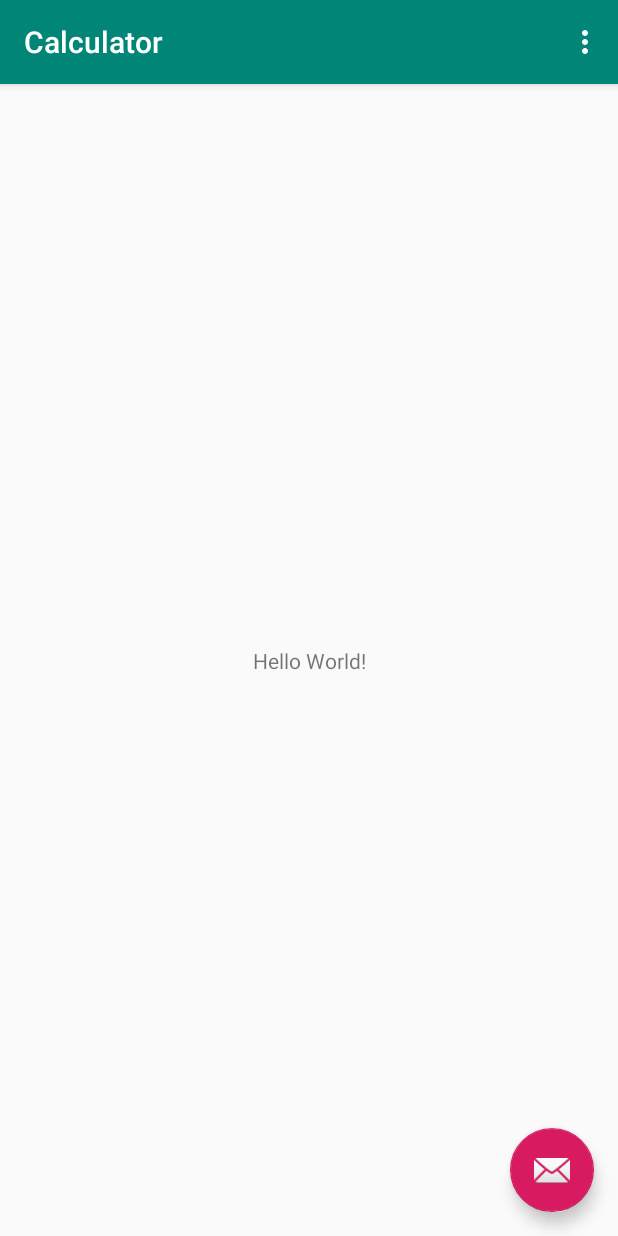
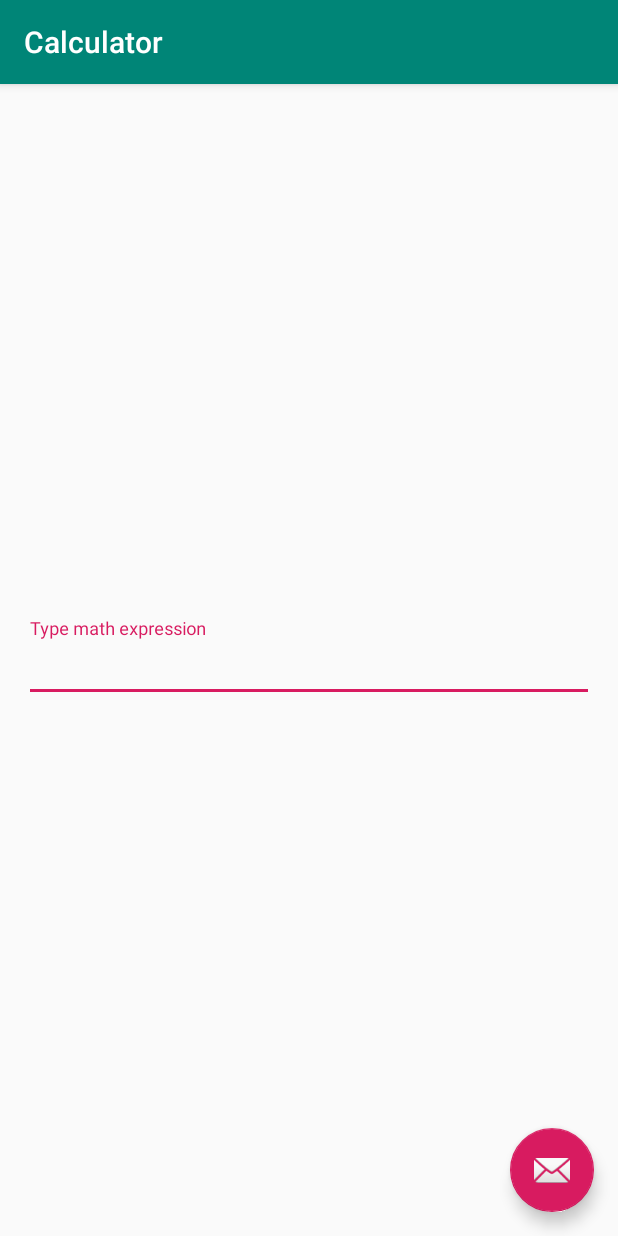
Before and after one commit to XIII-th/calculator, an Android app: the screen it shows after launch (CalculatorActivity), on a phone screen of 412 x 824 dp. Run offline under Robolectric (Android 15) with nearby library versions, the phone set to English and light mode, and no system bars; our stand-ins replace data binding.

Commit message:
Initial application structure #10

```diff
--- a/app/src/main/java/com/xiiilab/calculator/CalculatorActivity.java
+++ b/app/src/main/java/com/xiiilab/calculator/CalculatorActivity.java
@@ -1,13 +1,8 @@
 package com.xiiilab.calculator;
 
 import android.os.Bundle;
-import com.google.android.material.floatingactionbutton.FloatingActionButton;
-import com.google.android.material.snackbar.Snackbar;
-import androidx.appcompat.app.AppCompatActivity;
-import androidx.appcompat.widget.Toolbar;
-import android.view.View;
-import android.view.Menu;
-import android.view.MenuItem;
+import android.support.v7.app.AppCompatActivity;
+import android.support.v7.widget.Toolbar;
 
 public class CalculatorActivity extends AppCompatActivity {
 
@@ -17,36 +12,5 @@ public class CalculatorActivity extends AppCompatActivity {
         setContentView(R.layout.activity_calculator);
         Toolbar toolbar = findViewById(R.id.toolbar);
         setSupportActionBar(toolbar);
-
-        FloatingActionButton fab = findViewById(R.id.fab);
-        fab.setOnClickListener(new View.OnClickListener() {
-            @Override
-            public void onClick(View view) {
-                Snackbar.make(view, "Replace with your own action", Snackbar.LENGTH_LONG)
-                        .setAction("Action", null).show();
-            }
-        });
-    }
-
-    @Override
-    public boolean onCreateOptionsMenu(Menu menu) {
-        // Inflate the menu; this adds items to the action bar if it is present.
-        getMenuInflater().inflate(R.menu.menu_calculator, menu);
-        return true;
-    }
-
-    @Override
-    public boolean onOptionsItemSelected(MenuItem item) {
-        // Handle action bar item clicks here. The action bar will
-        // automatically handle clicks on the Home/Up button, so long
-        // as you specify a parent activity in AndroidManifest.xml.
-        int id = item.getItemId();
-
-        //noinspection SimplifiableIfStatement
-        if (id == R.id.action_settings) {
-            return true;
-        }
-
-        return super.onOptionsItemSelected(item);
     }
 }
--- a/app/src/main/java/com/xiiilab/calculator/core/InputPreprocessor.java
+++ b/app/src/main/java/com/xiiilab/calculator/core/InputPreprocessor.java
@@ -1,6 +1,7 @@
 package com.xiiilab.calculator.core;
 
-import androidx.annotation.NonNull;
+
+import android.support.annotation.NonNull;
 
 import java.util.HashSet;
 import java.util.Set;
@@ -24,8 +25,7 @@ public class InputPreprocessor {
 
     private final String mTokenSplitRegex;
 
-    public InputPreprocessor(TokenProcessor tokenProcessor) {
-        Set<Character> operatorSet = tokenProcessor.getSupportedOperators();
+    public InputPreprocessor(Set<Character> operatorSet) {
         // build complete operators string
         StringBuilder builder = new StringBuilder(operatorSet.size());
         for (Character character : operatorSet) {
--- a/app/src/main/res/layout/activity_calculator.xml
+++ b/app/src/main/res/layout/activity_calculator.xml
@@ -1,34 +1,46 @@
 <?xml version="1.0" encoding="utf-8"?>
-<androidx.coordinatorlayout.widget.CoordinatorLayout
-        xmlns:android="http://schemas.android.com/apk/res/android"
+<layout xmlns:android="http://schemas.android.com/apk/res/android"
         xmlns:app="http://schemas.android.com/apk/res-auto"
         xmlns:tools="http://schemas.android.com/tools"
+        xmlns:bind="http://schemas.android.com/apk/res-auto">
+
+    <data>
+        <variable
+                name="vm"
+                type="com.xiiilab.calculator.CalculatorViewModel"/>
+    </data>
+
+    <android.support.design.widget.CoordinatorLayout
             android:layout_width="match_parent"
             android:layout_height="match_parent"
             tools:context=".CalculatorActivity">
 
-    <com.google.android.material.appbar.AppBarLayout
+        <android.support.design.widget.AppBarLayout
                 android:layout_height="wrap_content"
                 android:layout_width="match_parent"
                 android:theme="@style/AppTheme.AppBarOverlay">
 
-        <androidx.appcompat.widget.Toolbar
+            <android.support.v7.widget.Toolbar
                     android:id="@+id/toolbar"
                     android:layout_width="match_parent"
                     android:layout_height="?attr/actionBarSize"
                     android:background="?attr/colorPrimary"
                     app:popupTheme="@style/AppTheme.PopupOverlay"/>
 
-    </com.google.android.material.appbar.AppBarLayout>
+        </android.support.design.widget.AppBarLayout>
 
-    <include layout="@layout/content_calculator"/>
+        <include
+                layout="@layout/content_calculator"
+                bind:vm="@{vm}"/>
 
-    <com.google.android.material.floatingactionbutton.FloatingActionButton
+        <android.support.design.widget.FloatingActionButton
                 android:id="@+id/fab"
                 android:layout_width="wrap_content"
                 android:layout_height="wrap_content"
                 android:layout_gravity="bottom|end"
                 android:layout_margin="@dimen/fab_margin"
-            app:srcCompat="@android:drawable/ic_dialog_email"/>
+                app:srcCompat="@android:drawable/ic_dialog_email"
+                android:onClickListener="@{() -> vm.calculate()}"/>
 
-</androidx.coordinatorlayout.widget.CoordinatorLayout>
+    </android.support.design.widget.CoordinatorLayout>
+</layout>
--- a/app/src/main/res/layout/content_calculator.xml
+++ b/app/src/main/res/layout/content_calculator.xml
@@ -1,21 +1,37 @@
 <?xml version="1.0" encoding="utf-8"?>
-<androidx.constraintlayout.widget.ConstraintLayout
-        xmlns:android="http://schemas.android.com/apk/res/android"
+<layout xmlns:android="http://schemas.android.com/apk/res/android"
         xmlns:tools="http://schemas.android.com/tools"
-        xmlns:app="http://schemas.android.com/apk/res-auto"
+        xmlns:app="http://schemas.android.com/apk/res-auto">
+
+    <data>
+        <variable
+                name="vm"
+                type="com.xiiilab.calculator.CalculatorViewModel"/>
+    </data>
+
+    <android.support.constraint.ConstraintLayout
             android:layout_width="match_parent"
             android:layout_height="match_parent"
             app:layout_behavior="@string/appbar_scrolling_view_behavior"
             tools:showIn="@layout/activity_calculator"
             tools:context=".CalculatorActivity">
 
-    <TextView
-            android:layout_width="wrap_content"
+        <android.support.design.widget.TextInputLayout
+                android:layout_width="match_parent"
                 android:layout_height="wrap_content"
-            android:text="Hello World!"
+                android:hint="@string/expression_input_label"
+                android:layout_margin="@dimen/input_margin"
+                app:error="@{vm.expressionError}"
                 app:layout_constraintBottom_toBottomOf="parent"
                 app:layout_constraintLeft_toLeftOf="parent"
                 app:layout_constraintRight_toRightOf="parent"
-            app:layout_constraintTop_toTopOf="parent"/>
+                app:layout_constraintTop_toTopOf="parent">
 
-</androidx.constraintlayout.widget.ConstraintLayout>
+            <android.support.design.widget.TextInputEditText
+                    android:layout_width="match_parent"
+                    android:layout_height="wrap_content"
+                    android:inputType="textShortMessage"/>
+        </android.support.design.widget.TextInputLayout>
+
+    </android.support.constraint.ConstraintLayout>
+</layout>
--- a/app/src/main/res/menu/menu_calculator.xml
+++ /dev/null
@@ -1,10 +0,0 @@
-<menu xmlns:android="http://schemas.android.com/apk/res/android"
-      xmlns:app="http://schemas.android.com/apk/res-auto"
-      xmlns:tools="http://schemas.android.com/tools"
-      tools:context="com.xiiilab.calculator.CalculatorActivity">
-    <item
-            android:id="@+id/action_settings"
-            android:title="@string/action_settings"
-            android:orderInCategory="100"
-            app:showAsAction="never"/>
-</menu>
--- a/app/src/main/res/values/dimens.xml
+++ b/app/src/main/res/values/dimens.xml
@@ -1,3 +1,4 @@
 <resources>
     <dimen name="fab_margin">16dp</dimen>
+    <dimen name="input_margin">16dp</dimen>
 </resources>
--- a/app/src/main/res/values/strings.xml
+++ b/app/src/main/res/values/strings.xml
@@ -1,4 +1,4 @@
 <resources>
     <string name="app_name">Calculator</string>
-    <string name="action_settings">Settings</string>
+    <string name="expression_input_label">Type math expression</string>
 </resources>
--- a/build.gradle
+++ b/build.gradle
@@ -7,7 +7,7 @@ buildscript {
         jcenter()
     }
     dependencies {
-        classpath 'com.android.tools.build:gradle:3.3.0-alpha03'
+        classpath 'com.android.tools.build:gradle:3.3.0-alpha06'
 
 
         // NOTE: Do not place your application dependencies here; they belong
--- a/gradle.properties
+++ b/gradle.properties
@@ -14,6 +14,8 @@ org.gradle.jvmargs=-Xmx1536m
 # AndroidX package structure to make it clearer which packages are bundled with the
 # Android operating system, and which are packaged with your app's APK
 # https://developer.android.com/topic/libraries/support-library/androidx-rn
-android.useAndroidX=true
+# android.useAndroidX=true
 # Automatically convert third-party libraries to use AndroidX
-android.enableJetifier=true
+# android.enableJetifier=false
+android.databinding.enableV2=true
+android.enableD8=true
```
Also changed, not shown: app/build.gradle (+17 -8 lines), app/src/main/java/com/xiiilab/calculator/CalculatorViewModel.java (added, +59 -0 lines), gradle/wrapper/gradle-wrapper.properties, 1 other file. Lines whose indentation alone changed are shown as unchanged.
